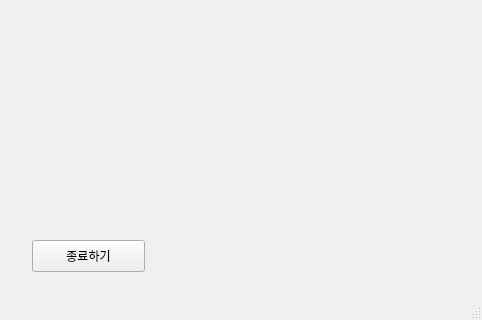
This is resources/ui/ExecWindow.ui in awesomeo184/hufs-11 as Qt 5 draws it before an edit; both pictures show x 318 to 800 and y 280 to 600 of the 800 by 600 pixel window. The edited form follows.
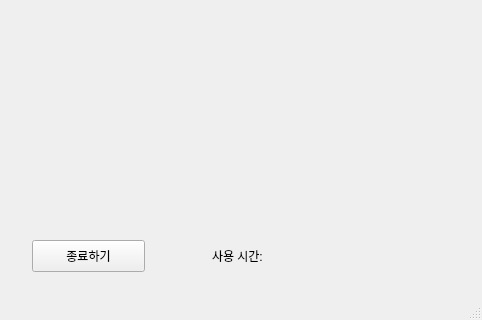
This is the edited form.

```diff
--- a/resources/ui/ExecWindow.ui
+++ b/resources/ui/ExecWindow.ui
@@ -66,6 +66,32 @@
      <string>설정</string>
     </property>
    </widget>
+   <widget class="QLabel" name="label_2">
+    <property name="geometry">
+     <rect>
+      <x>530</x>
+      <y>530</y>
+      <width>56</width>
+      <height>12</height>
+     </rect>
+    </property>
+    <property name="text">
+     <string>사용 시간:</string>
+    </property>
+   </widget>
+   <widget class="QLabel" name="label_time">
+    <property name="geometry">
+     <rect>
+      <x>600</x>
+      <y>525</y>
+      <width>171</width>
+      <height>21</height>
+     </rect>
+    </property>
+    <property name="text">
+     <string/>
+    </property>
+   </widget>
   </widget>
   <widget class="QStatusBar" name="statusbar"/>
  </widget>
```
